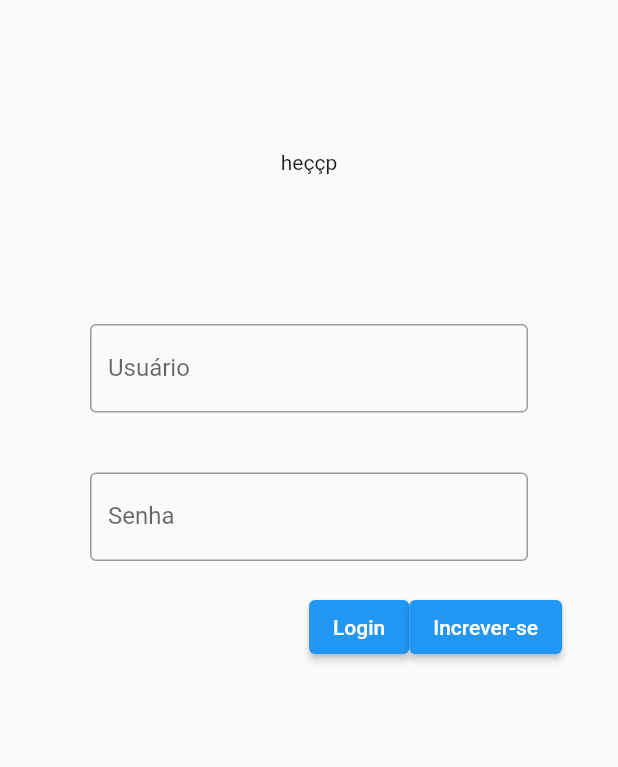
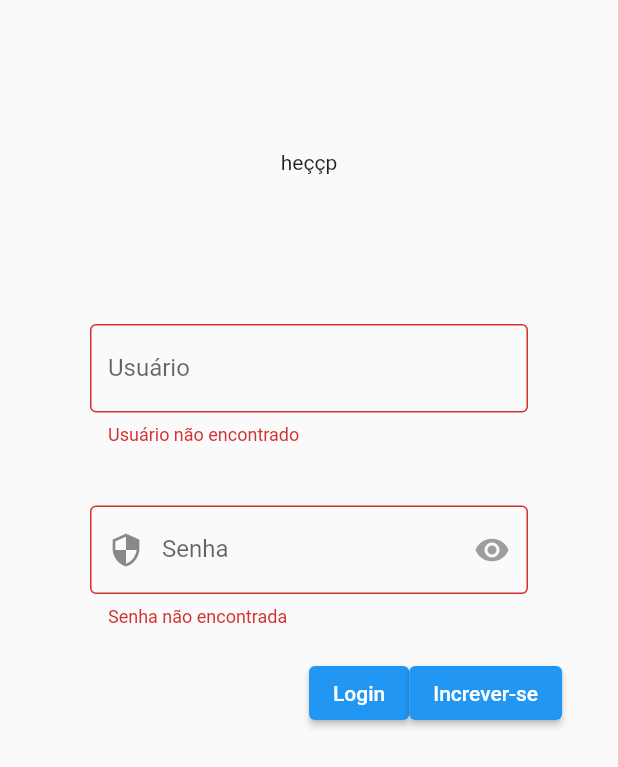
Before and after one commit to arthurbttf/teste_flutter, a Flutter app: the LoginPage screen opened by its route, after a tap on "Login", on a phone screen of 412 x 824 dp. Shown: the top 767 px of the screen. Run offline on Flutter 3.47's test engine with Material 2 defaults, Android fonts, the phone set to English and light mode, and no system bars; our stand-ins replace dio, flutter_mobx, flutter_modular, mobx; generated files the repository leaves out were written again.

Commit message:
Lista com logins

```diff
--- a/lib/app/modules/home/login_page.dart
+++ b/lib/app/modules/home/login_page.dart
@@ -1,7 +1,5 @@
 import 'package:exemplo/app/modules/home/page_controller.dart';
 import 'package:flutter/material.dart';
-import 'package:flutter/src/foundation/key.dart';
-import 'package:flutter/src/widgets/framework.dart';
 import 'package:flutter_modular/flutter_modular.dart';
 
 class LoginPage extends StatefulWidget {
@@ -13,9 +11,16 @@ class LoginPage extends StatefulWidget {
 
 class _LoginPageState extends State<LoginPage> {
   HomeController controller = Modular.get();
-  List<String> res = [];
+  List<List<String>> usrRegister = [];
+  List<List<String>> userBase = [
+    ['arthur.beserra', 'EeYi%b0'],
+    ['pubdev', 'flutter']
+  ];
   String usuario = '';
   String senha = '';
+  bool validateUser = false;
+  bool validatePasswd = false;
+  bool show = true;
 
   @override
   Widget build(BuildContext context) {
@@ -37,9 +42,10 @@ class _LoginPageState extends State<LoginPage> {
               onChanged: (text) {
                 usuario = text;
               },
-              decoration: const InputDecoration(
-                border: OutlineInputBorder(),
+              decoration: InputDecoration(
+                border: const OutlineInputBorder(),
                 labelText: 'Usuário',
+                errorText: validateUser ? 'Usuário não encontrado' : null,
               ),
             ),
           ),
@@ -47,13 +53,24 @@ class _LoginPageState extends State<LoginPage> {
             padding:
                 const EdgeInsets.only(top: 20, left: 60, right: 60, bottom: 20),
             child: TextField(
-              obscureText: true,
+              obscureText: show,
               onChanged: (text) {
                 senha = text;
               },
-              decoration: const InputDecoration(
-                border: OutlineInputBorder(),
+              decoration: InputDecoration(
+                border: const OutlineInputBorder(),
+                prefixIcon: const Icon(Icons.security),
+                suffixIcon: IconButton(
+                  icon: Icon(
+                    Icons.remove_red_eye,
+                    color: show ? Colors.grey : Colors.blue,
+                  ),
+                  onPressed: () {
+                    setState(() => show = !show);
+                  },
+                ),
                 labelText: 'Senha',
+                errorText: validatePasswd ? 'Senha não encontrada' : null,
                 //suffixIcon: IconButton(icon: Icon(Icons.remove_red_eye),onPressed: setState(() => showPasswd = !showpassW),),
               ),
             ),
@@ -63,16 +80,46 @@ class _LoginPageState extends State<LoginPage> {
               SizedBox(width: (MediaQuery.of(context).size.width / 2)),
               ElevatedButton(
                 onPressed: () {
-                  res.add(usuario);
-                  res.add(senha);
-                  //print(res);
+                  for (int i = 0; i < userBase.length; i++) {
+                    if (userBase[i].contains(usuario) &&
+                        userBase[i].contains(senha)) {
+                      Modular.to.pushNamed('/todo');
+                    }
+                  }
+                  setState(() {
+                    validateUser = true;
+                    validatePasswd = true;
+                  });
                 },
-                child: Text('Login'),
+                child: const Text('Login'),
               ),
               //SizedBox(width: 30),
               ElevatedButton(
-                onPressed: () {},
-                child: Text('Increver-se'),
+                onPressed: () {
+                  //print(teste[1].contains('pubdev'));
+                  if (usuario == '' && senha == '') {
+                    setState(() {
+                      validateUser = true;
+                      validatePasswd = true;
+                    });
+                  } else if (usuario == '') {
+                    setState(() {
+                      validateUser = true;
+                    });
+                  } else if (senha == '') {
+                    setState(() {
+                      validatePasswd = true;
+                    });
+                  } else {
+                    setState(() {
+                      validateUser = validatePasswd = false;
+                    });
+                    usrRegister.add([usuario, senha]);
+                    print(usrRegister);
+                    usrRegister.clear();
+                  }
+                },
+                child: const Text('Increver-se'),
               ),
             ],
           )
--- a/lib/app/modules/home/page_controller.dart
+++ b/lib/app/modules/home/page_controller.dart
@@ -1,9 +1,11 @@
 import 'package:exemplo/app/modules/home/repositories/repository.dart';
 import 'package:exemplo/app/models/post_model.dart';
+// ignore: depend_on_referenced_packages
 import 'package:mobx/mobx.dart';
 
 part 'page_controller.g.dart';
 
+// ignore: library_private_types_in_public_api
 class HomeController = _HomeControllerBase with _$HomeController;
 
 abstract class _HomeControllerBase with Store {
--- a/lib/app/modules/home/post_page.dart
+++ b/lib/app/modules/home/post_page.dart
@@ -1,5 +1,4 @@
 import 'package:exemplo/app/modules/home/page_controller.dart';
-import 'package:exemplo/app/modules/home/widgets/posts_widget.dart';
 import 'package:flutter/material.dart';
 import 'package:flutter_mobx/flutter_mobx.dart';
 import 'package:flutter_modular/flutter_modular.dart';
@@ -25,8 +24,8 @@ class _PostPageState extends State<PostPage> {
       body: Observer(
         builder: (_) {
           return ListView(
-            //children: PostWidget(),
-          );
+              //children: PostWidget(),
+              );
         },
       ),
       //drawer: Drawer(),
--- a/lib/app/modules/home/todo_list_page.dart
+++ b/lib/app/modules/home/todo_list_page.dart
@@ -18,14 +18,14 @@ class _TodoListPageState extends State<TodoListPage> {
         child: ListView(
           padding: EdgeInsets.zero,
           children: [
-            DrawerHeader(
+            const DrawerHeader(
               decoration: BoxDecoration(
                 color: Colors.blue,
               ),
               child: Text('Drawer'),
             ),
             ListTile(
-              title: Text('ir para segunda página'),
+              title: const Text('ir para segunda página'),
               onTap: () {
                 Modular.to.pushNamed('/posts');
               },
```
Also changed, not shown: lib/app/app_modules.dart (+3 -5 lines), pubspec.yaml (line endings or trailing spaces), 1 other file.
